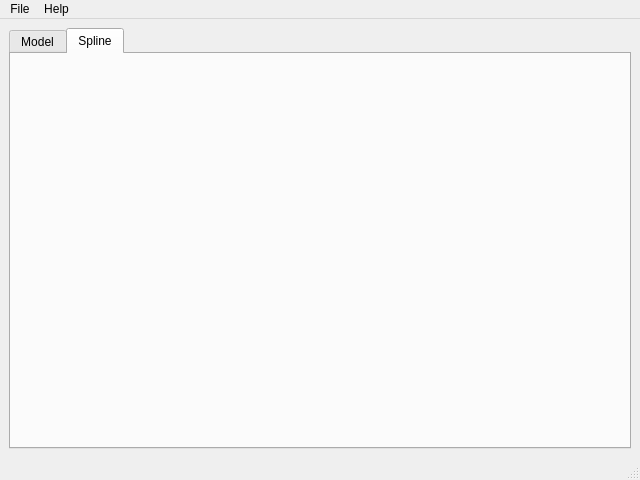
First picture: the form in lib/mainwindow/mainwindow.ui, repository BigCubeCat/icg_wireframe, before the edit.
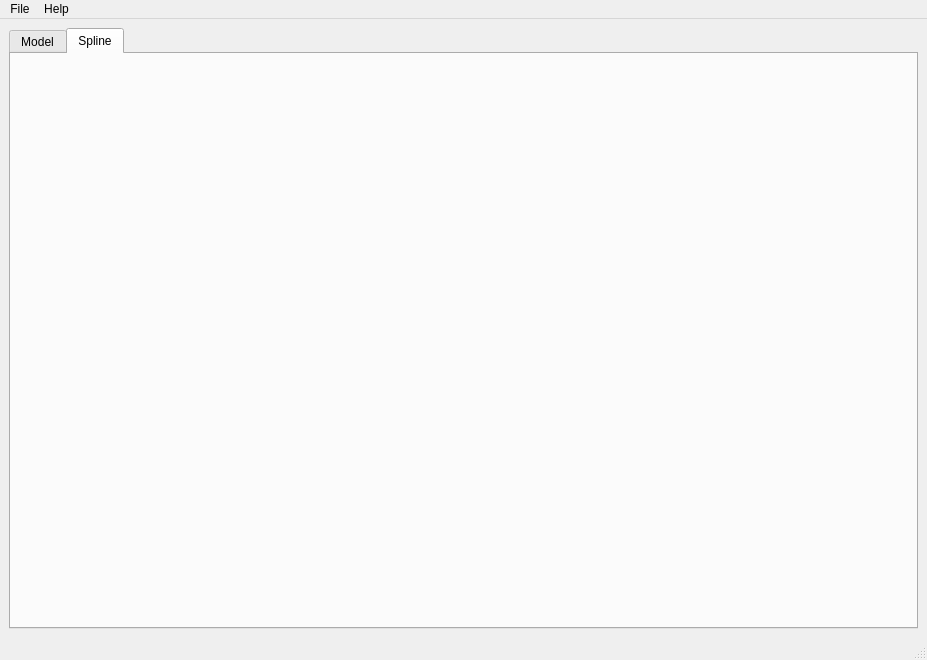
Second picture: the form after the edit. The open tabs and pages were chosen to show the change. Icons and pictures are not drawn.

The edit to the form file:
```diff
--- a/lib/mainwindow/mainwindow.ui
+++ b/lib/mainwindow/mainwindow.ui
@@ -6,8 +6,8 @@
    <rect>
     <x>0</x>
     <y>0</y>
-    <width>640</width>
-    <height>480</height>
+    <width>927</width>
+    <height>660</height>
    </rect>
   </property>
   <property name="windowTitle">
@@ -49,7 +49,7 @@
     <rect>
      <x>0</x>
      <y>0</y>
-     <width>640</width>
+     <width>927</width>
      <height>30</height>
     </rect>
    </property>
```
Left out of the diff: 4 changed lines with no effect on the pictures.
